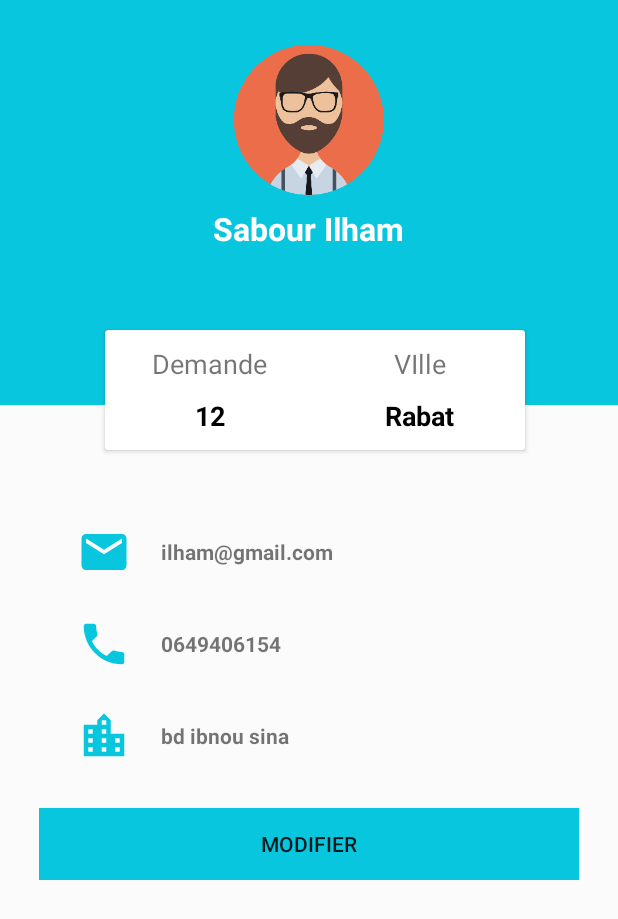
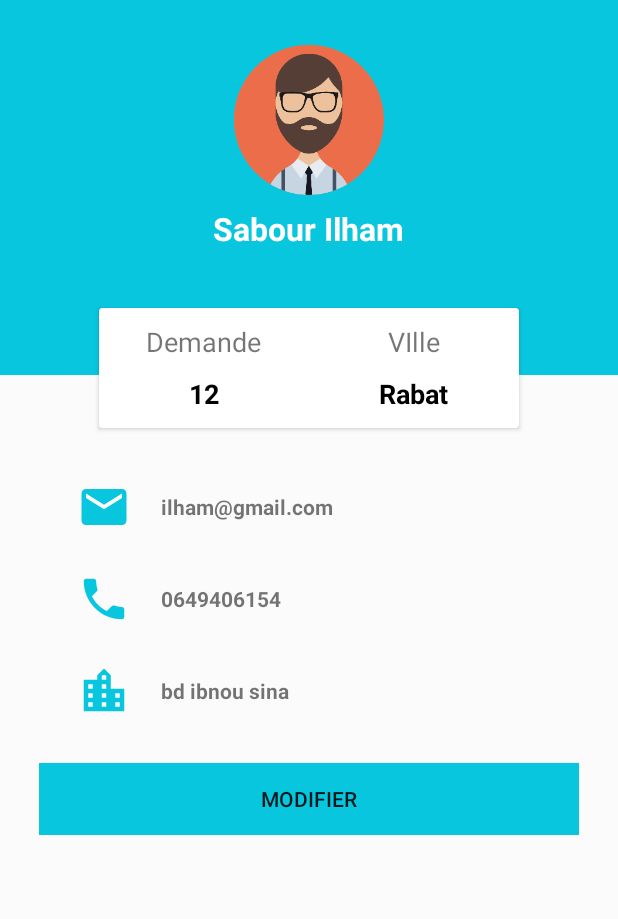
Before and after one commit to MejdaouiSoufiane/ServicesDeMaintenance, an Android app: the layout activity_client_profile.xml on its own in the app's theme, with its tools: preview values and no code run, on a phone screen of 412 x 824 dp. Shown: the top 919 px of the screen. Run offline under Robolectric (Android 15) with nearby library versions, the phone set to English and light mode, and no system bars.

Commit message:
Fixing Client Profil

```diff
--- a/app/src/main/res/layout/activity_client_profile.xml
+++ b/app/src/main/res/layout/activity_client_profile.xml
@@ -8,20 +8,18 @@
     android:background="@color/graylight"
     android:orientation="vertical">
 
-
     <RelativeLayout
         android:layout_width="match_parent"
-        android:layout_height="270dp">
+        android:layout_height="300dp">
         <LinearLayout
             android:background="@color/startBleu"
             android:layout_width="match_parent"
-            android:layout_height="400dp"
+            android:layout_height="250dp"
             android:orientation="vertical">
-
 
             <ImageView
                 android:id="@+id/img"
-                android:layout_width="153dp"
+                android:layout_width="wrap_content"
                 android:layout_height="100dp"
                 android:layout_gravity="center_horizontal"
                 android:layout_marginTop="30dp"
@@ -35,17 +33,17 @@
                 android:text="Sabour Ilham"
                 android:textColor="#fff"
                 android:textStyle="bold"
-                android:textSize="21sp"
+                android:textSize="21dp"
                 android:layout_gravity="center_horizontal"
                 android:layout_marginTop="8dp"/>
         </LinearLayout>
-    </RelativeLayout>
+
         <androidx.cardview.widget.CardView
             android:layout_width="280dp"
             android:layout_height="80dp"
             android:layout_centerHorizontal="true"
-            android:layout_marginTop="-50dp"
-            android:layout_marginLeft="70dp">
+            android:layout_marginTop="205dp"
+            >
 
             <LinearLayout
                 android:layout_width="match_parent"
@@ -63,7 +61,7 @@
                         android:layout_width="wrap_content"
                         android:layout_height="wrap_content"
                         android:text="Demande"
-                        android:textSize="18sp"
+                        android:textSize="18dp"
                         />
                     <TextView
                         android:id="@+id/nbrDmd"
@@ -71,7 +69,7 @@
                         android:layout_height="wrap_content"
                         android:text="12"
                         android:textStyle="bold"
-                        android:textSize="18sp"
+                        android:textSize="18dp"
                         android:paddingTop="10dp"
                         android:textColor="#000"/>
 
@@ -86,7 +84,7 @@
                         android:layout_width="wrap_content"
                         android:layout_height="wrap_content"
                         android:text="VIlle"
-                        android:textSize="18sp"
+                        android:textSize="18dp"
                         />
                     <TextView
                         android:id="@+id/profileVille"
@@ -94,13 +92,14 @@
                         android:layout_height="wrap_content"
                         android:text="Rabat"
                         android:textStyle="bold"
-                        android:textSize="18sp"
+                        android:textSize="18dp"
                         android:paddingTop="10dp"
                         android:textColor="#000"/>
                 </LinearLayout>
             </LinearLayout>
 
         </androidx.cardview.widget.CardView>
+    </RelativeLayout>
 
 
     <LinearLayout
@@ -108,7 +107,7 @@
         android:layout_height="wrap_content"
         android:orientation="vertical"
         android:layout_gravity="center"
-        android:layout_marginTop="50dp">
+        android:layout_marginTop="20dp">
         <LinearLayout
             android:orientation="horizontal"
             android:paddingLeft="25dp"
@@ -174,8 +173,6 @@
             android:background="@color/startBleu"
             android:text="Modifier" />
 
-
-
     </LinearLayout>
 
 
--- a/app/src/main/res/layout/activity_profile_fnct.xml
+++ b/app/src/main/res/layout/activity_profile_fnct.xml
@@ -36,6 +36,7 @@
                 android:layout_gravity="center_horizontal"
                 android:layout_marginTop="8dp"/>
         </LinearLayout>
+
         <androidx.cardview.widget.CardView
             android:layout_width="280dp"
             android:layout_height="80dp"
```
